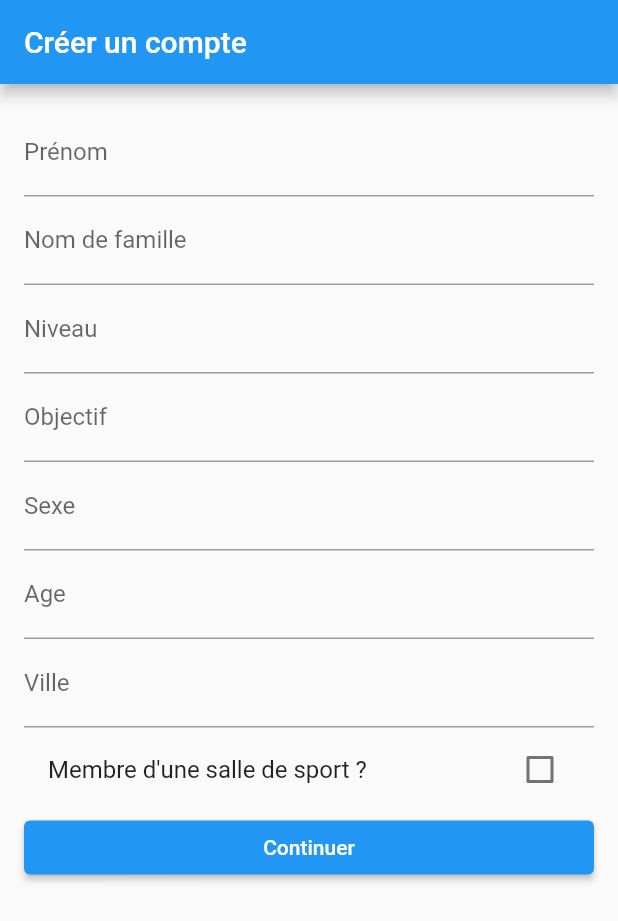
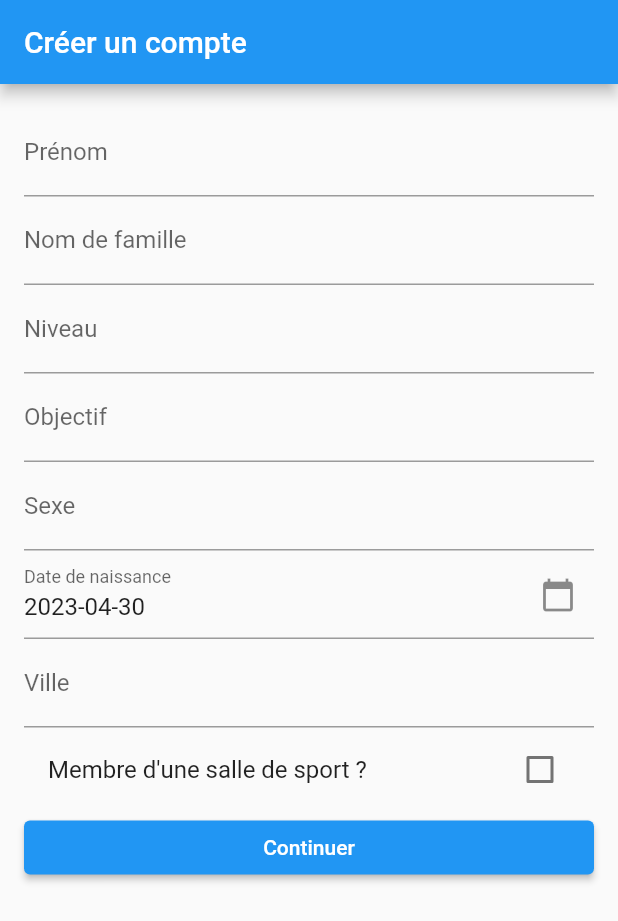
Before and after one commit to Mini-T/SpartnersFlutter, a Flutter app: the RegisterPage screen opened by its route, swiped to page 2, on a phone screen of 412 x 824 dp. Shown: the top 921 px of the screen. Run offline on Flutter 3.47's test engine with Material 2 defaults, Android fonts, the phone set to English and light mode, and no system bars; our stand-ins replace go_router.

Commit message:
link with API on register page, still need to fix sportshall param

```diff
--- a/lib/RegisterPage.dart
+++ b/lib/RegisterPage.dart
@@ -1,6 +1,9 @@
+import 'dart:convert';
 import 'dart:developer';
-
+import 'package:go_router/go_router.dart';
+import 'package:intl/intl.dart';
 import 'package:flutter/material.dart';
+import 'package:http/http.dart' as http;
 
 class RegisterPage extends StatefulWidget {
   @override
@@ -15,46 +18,68 @@ class _RegisterPageState extends State<RegisterPage> {
   TextEditingController _emailController = TextEditingController();
   TextEditingController _passwordController = TextEditingController();
   TextEditingController _confirmPasswordController = TextEditingController();
-  String _firstname = '';
-  String _lastname = '';
-  String _level = '';
-  String _objective = '';
-  String _sexe = '';
-  int? _age = null;
-  String _city = '';
+  DateTime birthDate = DateTime.now();
   bool _isSubscribedToSportsHall = false;
-  String _sportsHall = '';
-  Map<String, dynamic> _userProfile = {};
+  Map<String, dynamic> httpPayload = {
+    'email': '',
+    "password": "",
+    "firstname": "",
+    "lastname": "",
+    "sex": "",
+    "city": "",
+    "age": null,
+    "level": "",
+    "objective": "",
+    "description": "",
+    "allowLocation": false,
+    "premium": false,
+    "latitude": null,
+    "longitude": null
+  };
 
   final _controller = PageController(initialPage: 0);
 
+  Future<void> _selectDate(BuildContext context) async {
+    DateTime nowUtc = DateTime.now().toUtc();
+    DateTime eighteenYearsAgo = DateTime.utc(nowUtc.year - 18, nowUtc.month, nowUtc.day);
+    final DateTime? picked =
+        await showDatePicker(context: context, firstDate: DateTime.utc(1940), initialDate: eighteenYearsAgo, lastDate: eighteenYearsAgo);
+    if (picked != null && picked != birthDate) {
+      setState(() {
+        birthDate = picked;
+      });
+    }
+  }
+
   bool validateEmail(String email) {
-    // Créer la regex pour valider l'email
     final RegExp regex = RegExp(
-        r"^[a-zA-Z0-9.!#$%&\'*+/=?^_`{|}~-]+@[a-zA-Z0-9-]+(?:\.[a-zA-Z0-9-]+)*$",
+      r"^[a-zA-Z0-9.!#$%&\'*+/=?^_`{|}~-]+@[a-zA-Z0-9-]+(?:\.[a-zA-Z0-9-]+)*$",
     );
-
-    // Vérifier si l'email correspond à la regex
     return regex.hasMatch(email);
-    }
+  }
 
   Padding formPart1() => Padding(
         padding: EdgeInsets.all(16.0),
         child: ListView(
           children: <Widget>[
-            TextFormField(key: _emailKey, controller: _emailController,
+            TextFormField(
+              key: _emailKey,
+              controller: _emailController,
               decoration: InputDecoration(labelText: 'Email'),
               validator: (value) {
                 if (value!.isEmpty) {
                   return 'Veuillez saisir votre email';
-                };
-                if(!validateEmail(value!)){
+                }
+                ;
+                if (!validateEmail(value)) {
                   return "Veuillez saisir un email valide";
                 }
                 return null;
               },
             ),
-            TextFormField(key: _passwordKey, controller: _passwordController,
+            TextFormField(
+              key: _passwordKey,
+              controller: _passwordController,
               decoration: InputDecoration(labelText: "Mot de passe"),
               obscureText: true,
               validator: (value) {
@@ -64,7 +89,9 @@ class _RegisterPageState extends State<RegisterPage> {
                 return null;
               },
             ),
-            TextFormField(key: _confirmPasswordKey, controller: _confirmPasswordController ,
+            TextFormField(
+              key: _confirmPasswordKey,
+              controller: _confirmPasswordController,
               decoration: InputDecoration(labelText: 'Confirmer mot de passe'),
               obscureText: true,
               validator: (value) {
@@ -81,9 +108,13 @@ class _RegisterPageState extends State<RegisterPage> {
             ElevatedButton(
               child: Text('Créer un compte'),
               onPressed: () {
-                if (_emailKey.currentState!.validate() && _passwordKey.currentState!.validate() && _confirmPasswordKey.currentState!.validate()) {
+                if (_emailKey.currentState!.validate() &&
+                    _passwordKey.currentState!.validate() &&
+                    _confirmPasswordKey.currentState!.validate()) {
+                  httpPayload.addAll({'email': _emailController.text});
+                  httpPayload.addAll({'password': _passwordController.text});
                   _controller.nextPage(
-                      duration: Duration(milliseconds: 300),
+                      duration: const Duration(milliseconds: 300),
                       curve: Curves.linear);
                 }
               },
@@ -103,7 +134,7 @@ class _RegisterPageState extends State<RegisterPage> {
             }
             return null;
           },
-          onSaved: (value) => _firstname = value!,
+          onSaved: (value) => httpPayload.addAll({'firstname': value!}),
         ),
         TextFormField(
           decoration: InputDecoration(labelText: 'Nom de famille'),
@@ -113,7 +144,7 @@ class _RegisterPageState extends State<RegisterPage> {
             }
             return null;
           },
-          onSaved: (value) => _firstname = value!,
+          onSaved: (value) => httpPayload.addAll({'lastname': value!}),
         ),
         TextFormField(
           decoration: InputDecoration(labelText: 'Niveau'),
@@ -123,7 +154,7 @@ class _RegisterPageState extends State<RegisterPage> {
             }
             return null;
           },
-          onSaved: (value) => _firstname = value!,
+          onSaved: (value) => httpPayload.addAll({'level': value}),
         ),
         TextFormField(
           decoration: InputDecoration(labelText: 'Objectif'),
@@ -133,7 +164,7 @@ class _RegisterPageState extends State<RegisterPage> {
             }
             return null;
           },
-          onSaved: (value) => _firstname = value!,
+          onSaved: (value) => httpPayload.addAll({'objective': value!}),
         ),
         TextFormField(
           decoration: InputDecoration(labelText: 'Sexe'),
@@ -143,17 +174,27 @@ class _RegisterPageState extends State<RegisterPage> {
             }
             return null;
           },
-          onSaved: (value) => _firstname = value!,
+          onSaved: (value) => httpPayload.addAll({'sex': value!}),
         ),
         TextFormField(
-          decoration: InputDecoration(labelText: 'Age'),
+          decoration: InputDecoration(
+            labelText: 'Date de naissance',
+            hintText: 'Sélectionnez une date',
+            suffixIcon: Icon(Icons.calendar_today),
+          ),
           validator: (value) {
             if (value!.isEmpty) {
-              return 'Veuillez saisir votre age';
+              return 'Veuillez saisir votre date de naissance';
             }
             return null;
           },
-          onSaved: (value) => _firstname = value!,
+          controller: TextEditingController(
+            text: birthDate != null ? DateFormat('yyyy-MM-dd').format(birthDate) : '',
+          ),
+          onTap: () {
+            _selectDate(context);
+          },
+          onSaved: (value) => httpPayload.addAll({'birthDate': value!}),
         ),
         TextFormField(
           decoration: InputDecoration(labelText: 'Ville'),
@@ -163,7 +204,7 @@ class _RegisterPageState extends State<RegisterPage> {
             }
             return null;
           },
-          onSaved: (value) => _firstname = value!,
+          onSaved: (value) => httpPayload.addAll({'city': value!}),
         ),
         CheckboxListTile(
           title: Text('Membre d\'une salle de sport ?'),
@@ -176,15 +217,15 @@ class _RegisterPageState extends State<RegisterPage> {
         ),
         _isSubscribedToSportsHall
             ? TextFormField(
-                decoration:
-                    InputDecoration(labelText: 'Nom de la salle de sport'),
+                decoration: const InputDecoration(
+                    labelText: 'Nom de la salle de sport'),
                 validator: (value) {
                   if (value!.isEmpty) {
                     return 'Veuillez saisir le nom de la salle de sport';
                   }
                   return null;
                 },
-                onSaved: (value) => _sportsHall = value!,
+                onSaved: (value) => httpPayload.addAll({'sportsHall': value!}),
               )
             : Container(),
         ElevatedButton(
@@ -194,11 +235,26 @@ class _RegisterPageState extends State<RegisterPage> {
                 duration: Duration(milliseconds: 300), curve: Curves.linear);
             if (_formKey.currentState!.validate()) {
               _formKey.currentState!.save();
-              ;
+              createUser(httpPayload);
             }
           },
         ),
       ]));
+
+  Future<void> createUser(Map<String, dynamic> userObject) async {
+    final headers = {
+      'accept': 'application/ld+json',
+      'Content-Type': 'application/ld+json'
+    };
+    var res = await http.post(Uri.parse('http://192.168.1.150:8000/api/users'),
+        headers: headers, body: json.encode(userObject));
+    if (res.statusCode == 201) {
+      print(res.body);
+      context.go('/login');
+    } else {
+      print('Request failed with status: ${res.statusCode}.');
+    }
+  }
 
   @override
   Widget build(BuildContext context) {
--- a/pubspec.yaml
+++ b/pubspec.yaml
@@ -37,6 +37,7 @@ dependencies:
   cupertino_icons: ^1.0.2
   go_router: ^6.5.8
   http: ^0.13.5
+  intl: ^0.18.1
 
 dev_dependencies:
   flutter_test:
```
Also changed, not shown: pubspec.lock.
